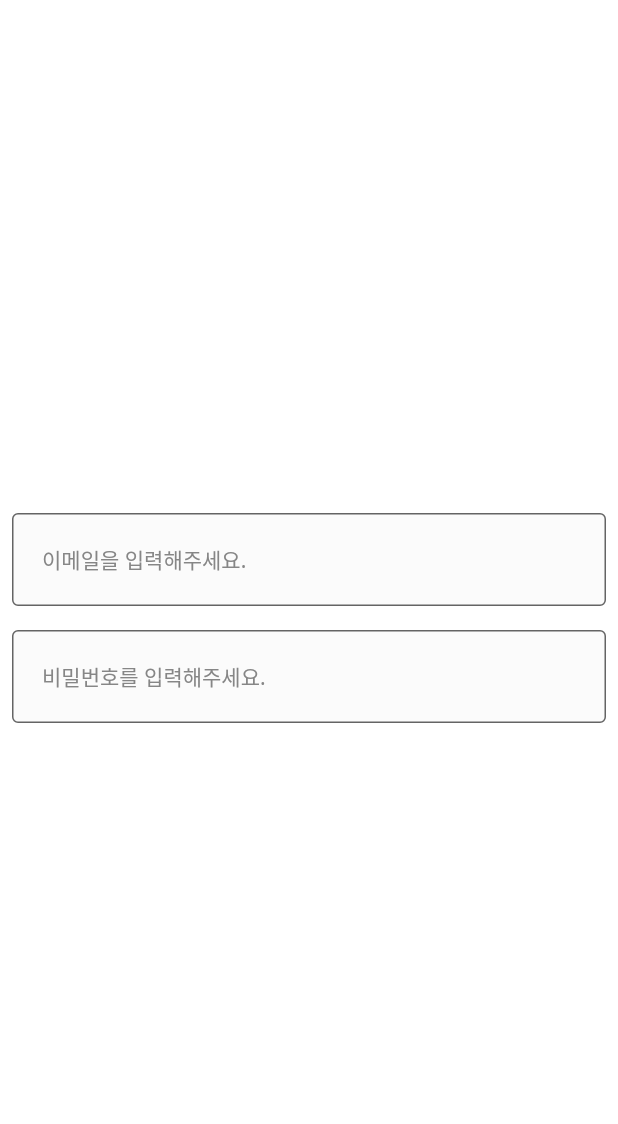
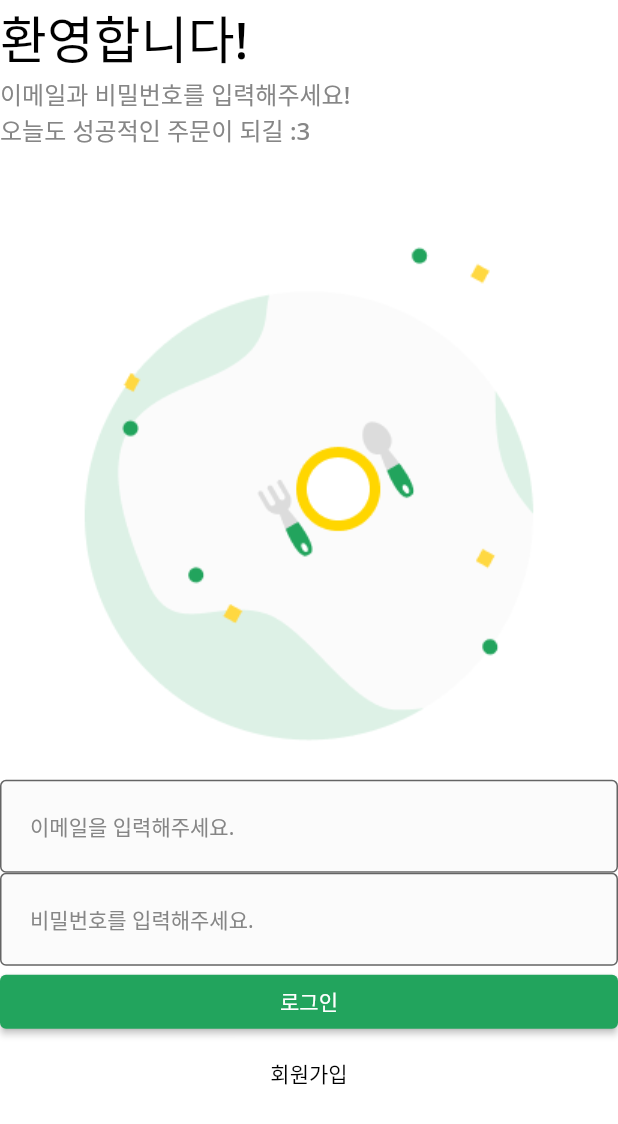
Before and after one commit to es5es5/flutter_lv2, a Flutter app: the screen it shows after launch, on a phone screen of 412 x 824 dp. Shown: the top 1124 px of the screen. Run offline on Flutter 3.47's test engine with Material 2 defaults, Android fonts, the phone set to English and light mode, and no system bars.

Commit message:
LoginScreen

```diff
--- a/lib/common/component/custom_text_form_field.dart
+++ b/lib/common/component/custom_text_form_field.dart
@@ -25,9 +25,7 @@ class CustomTextFormField extends StatelessWidget {
       width: 1.0,
     ));
 
-    return Padding(
-      padding: const EdgeInsets.all(8.0),
-      child: TextFormField(
+    return TextFormField(
       cursorColor: PRIMARY_COLOR,
       onChanged: onChanged,
       obscureText: obscureText,
@@ -46,7 +44,6 @@ class CustomTextFormField extends StatelessWidget {
             borderSide: baseBorder.borderSide.copyWith(color: PRIMARY_COLOR)),
         // errorText: errorText
       ),
-      ),
     );
   }
 }
--- /dev/null
+++ b/lib/common/layout/dafault_layout.dart
@@ -0,0 +1,17 @@
+import 'package:flutter/material.dart';
+
+class DefaultLayout extends StatelessWidget {
+  final Widget child;
+  const DefaultLayout({
+    required this.child,
+    super.key,
+  });
+
+  @override
+  Widget build(BuildContext context) {
+    return Scaffold(
+      backgroundColor: Colors.white,
+      body: child,
+    );
+  }
+}
--- a/lib/main.dart
+++ b/lib/main.dart
@@ -1,5 +1,5 @@
 import 'package:flutter/material.dart';
-import 'package:flutter_lv2/common/component/custom_text_form_field.dart';
+import 'package:flutter_lv2/user/view/login_screen.dart';
 
 void main() {
   runApp(
@@ -14,25 +14,7 @@ class _App extends StatelessWidget {
   Widget build(BuildContext context) {
     return MaterialApp(
       theme: ThemeData(fontFamily: 'NotoSans'),
-      home: Scaffold(
-        backgroundColor: Colors.white,
-        body: Column(
-          mainAxisAlignment: MainAxisAlignment.center,
-          children: [
-            CustomTextFormField(
-              hintText: '이메일을 입력해주세요.',
-              errorText: 'Error!',
-              onChanged: (String value) {},
-            ),
-            CustomTextFormField(
-              hintText: '비밀번호를 입력해주세요.',
-              errorText: 'Error!',
-              obscureText: true,
-              onChanged: (String value) {},
-            )
-          ],
-        ),
-      ),
+      home: LoginScreen(),
     );
   }
 }
--- /dev/null
+++ b/lib/user/view/login_screen.dart
@@ -0,0 +1,79 @@
+import 'package:flutter/src/widgets/container.dart';
+import 'package:flutter/src/widgets/framework.dart';
+
+import 'package:flutter/material.dart';
+import 'package:flutter_lv2/common/component/custom_text_form_field.dart';
+import 'package:flutter_lv2/common/const/colors.dart';
+import 'package:flutter_lv2/common/layout/dafault_layout.dart';
+
+class LoginScreen extends StatelessWidget {
+  const LoginScreen({super.key});
+
+  @override
+  Widget build(BuildContext context) {
+    return DefaultLayout(
+        child: SafeArea(
+      top: true,
+      child: Column(
+        crossAxisAlignment: CrossAxisAlignment.stretch,
+        children: [
+          _Title(),
+          _SubTitle(),
+          Image.asset(
+            'asset/img/misc/logo.png',
+            width: MediaQuery.of(context).size.width / 2 * 1,
+          ),
+          CustomTextFormField(
+            hintText: '이메일을 입력해주세요.',
+            errorText: 'Error!',
+            onChanged: (String value) {},
+          ),
+          CustomTextFormField(
+            hintText: '비밀번호를 입력해주세요.',
+            errorText: 'Error!',
+            obscureText: true,
+            onChanged: (String value) {},
+          ),
+          ElevatedButton(
+              onPressed: () {},
+              style: ElevatedButton.styleFrom(primary: PRIMARY_COLOR),
+              child: Text('로그인')),
+          TextButton(
+              onPressed: () {},
+              style: TextButton.styleFrom(primary: Colors.black),
+              child: Text('회원가입')),
+        ],
+      ),
+    ));
+  }
+}
+
+class _Title extends StatelessWidget {
+  const _Title({super.key});
+
+  @override
+  Widget build(BuildContext context) {
+    return Text(
+      '환영합니다!',
+      style: TextStyle(
+        fontSize: 34,
+        fontWeight: FontWeight.w500,
+        color: Colors.black,
+      ),
+    );
+  }
+}
+
+class _SubTitle extends StatelessWidget {
+  const _SubTitle({super.key});
+
+  @override
+  Widget build(BuildContext context) {
+    return Text('이메일과 비밀번호를 입력해주세요!\n오늘도 성공적인 주문이 되길 :3',
+        style: TextStyle(
+          fontSize: 16,
+          fontWeight: FontWeight.w500,
+          color: BODY_TEXT_COLOR,
+        ));
+  }
+}
```
Lines whose indentation alone changed are shown as unchanged.
